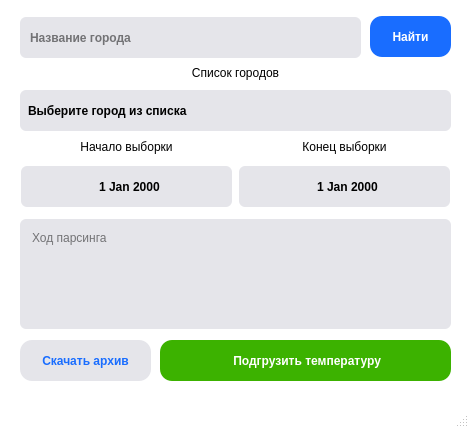
Before: the Qt Designer form designParsing.ui in Croud9/Auto-OTR, drawn with Qt 5.
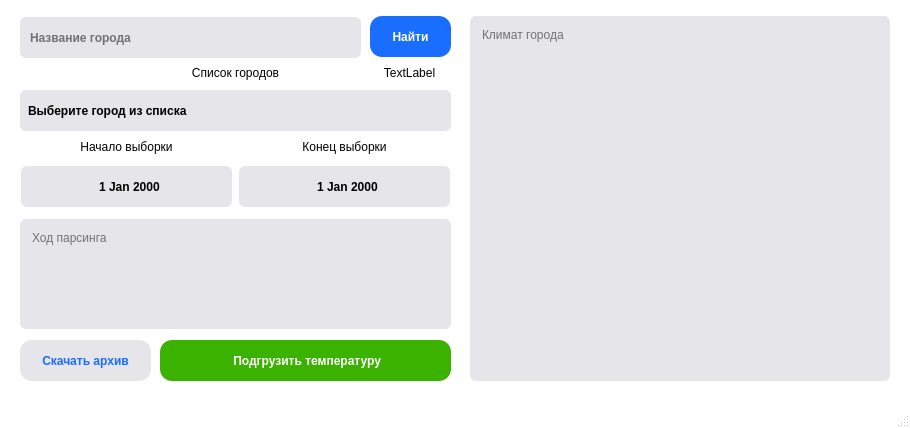
After: the same form once the commit is applied.

```diff
--- a/designParsing.ui
+++ b/designParsing.ui
@@ -9,7 +9,7 @@
    <rect>
     <x>0</x>
     <y>0</y>
-    <width>469</width>
+    <width>910</width>
     <height>428</height>
    </rect>
   </property>
@@ -483,6 +483,62 @@
      <set>Qt::AlignCenter</set>
     </property>
    </widget>
+   <widget class="QTextBrowser" name="textConsoleClimat">
+    <property name="enabled">
+     <bool>true</bool>
+    </property>
+    <property name="geometry">
+     <rect>
+      <x>470</x>
+      <y>16</y>
+      <width>420</width>
+      <height>365</height>
+     </rect>
+    </property>
+    <property name="font">
+     <font>
+      <family>Arial</family>
+      <weight>50</weight>
+      <bold>false</bold>
+      <underline>false</underline>
+      <strikeout>false</strikeout>
+     </font>
+    </property>
+    <property name="styleSheet">
+     <string notr="true">QTextBrowser{
+	background-color:rgba(229,229,234,1); 
+	border-radius: 6;
+	border: none;
+	padding: 8 4 8 8;
+}
+</string>
+    </property>
+    <property name="readOnly">
+     <bool>false</bool>
+    </property>
+    <property name="placeholderText">
+     <string>Климат города</string>
+    </property>
+   </widget>
+   <widget class="QLabel" name="labelLoading">
+    <property name="geometry">
+     <rect>
+      <x>364</x>
+      <y>56</y>
+      <width>91</width>
+      <height>33</height>
+     </rect>
+    </property>
+    <property name="styleSheet">
+     <string notr="true">background-color:rgba(112, 215, 255, 0);</string>
+    </property>
+    <property name="text">
+     <string>TextLabel</string>
+    </property>
+    <property name="alignment">
+     <set>Qt::AlignCenter</set>
+    </property>
+   </widget>
   </widget>
   <widget class="QStatusBar" name="statusBar"/>
  </widget>
```
